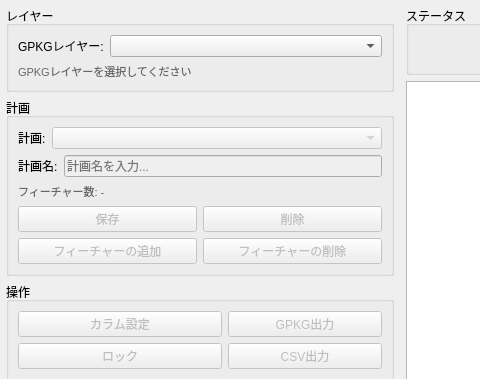
Qt form gpkg_editor_dockwidget_base.ui (raw-slnc/gpkg_editor) before a commit; both pictures show x 0 to 480 and y 0 to 379 of the 1200 by 790 pixel window.
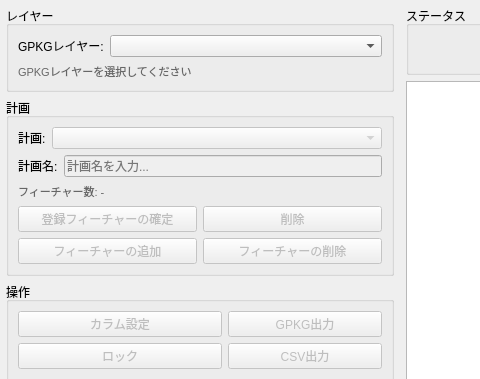
The same form after that commit.

The edit to the form file:
```diff
--- a/gpkg_editor_dockwidget_base.ui
+++ b/gpkg_editor_dockwidget_base.ui
@@ -161,7 +161,7 @@
            <item row="0" column="0">
             <widget class="QPushButton" name="btnPlanSave">
              <property name="text">
-              <string>保存</string>
+              <string>登録フィーチャーの確定</string>
              </property>
              <property name="enabled">
               <bool>false</bool>
```
